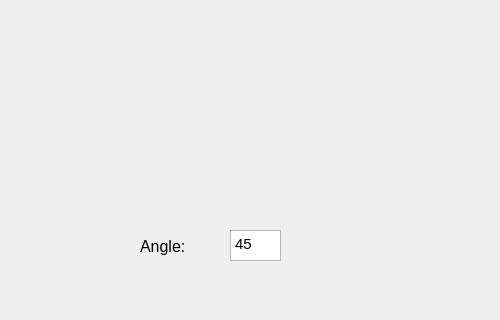
Before: the Qt Designer form resource/rotational.ui in ros2-gbp/rqt_gauges-release, drawn with Qt 5; both pictures show x 0 to 500 and y 230 to 550 of the 500 by 550 pixel window.
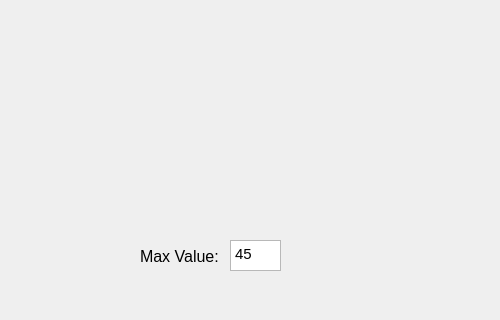
After: the same form once the commit is applied. Custom widgets are drawn as their Qt base class.

What changed in the file:
```diff
--- a/resource/rotational.ui
+++ b/resource/rotational.ui
@@ -35,7 +35,7 @@
    <property name="geometry">
     <rect>
      <x>230</x>
-     <y>460</y>
+     <y>470</y>
      <width>51</width>
      <height>31</height>
     </rect>
@@ -60,6 +60,24 @@
     <string/>
    </property>
   </widget>
+  <widget class="QLabel" name="max_value_label">
+   <property name="geometry">
+    <rect>
+     <x>140</x>
+     <y>476</y>
+     <width>81</width>
+     <height>21</height>
+    </rect>
+   </property>
+   <property name="font">
+    <font>
+     <pointsize>12</pointsize>
+    </font>
+   </property>
+   <property name="text">
+    <string>Max Value:</string>
+   </property>
+  </widget>
   <widget class="QPushButton" name="subscribe_button">
    <property name="geometry">
     <rect>
@@ -91,24 +109,6 @@
     <string>Topic:</string>
    </property>
   </widget>
-  <widget class="QLabel" name="max_value_label">
-   <property name="geometry">
-    <rect>
-     <x>140</x>
-     <y>466</y>
-     <width>81</width>
-     <height>21</height>
-    </rect>
-   </property>
-   <property name="font">
-    <font>
-     <pointsize>12</pointsize>
-    </font>
-   </property>
-   <property name="text">
-    <string>Angle:</string>
-   </property>
-  </widget>
   <widget class="TopicQLineEdit" name="topic_to_subscribe">
    <property name="geometry">
     <rect>
```
Left out of the diff: 2 changed lines with no effect on the pictures.
